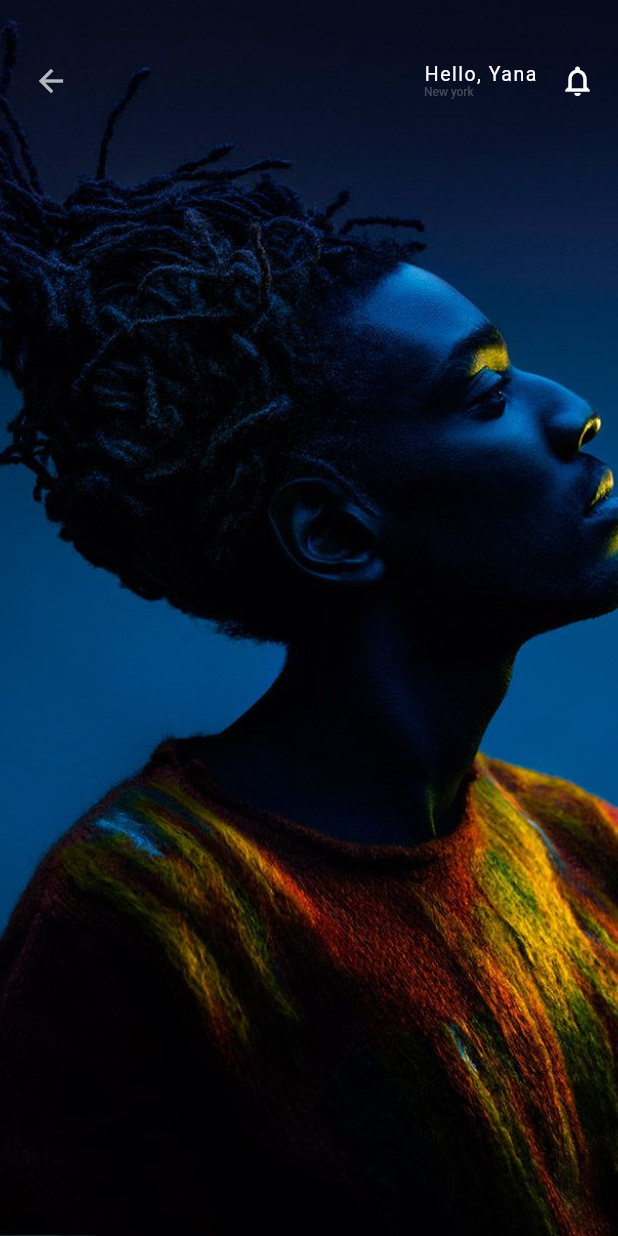
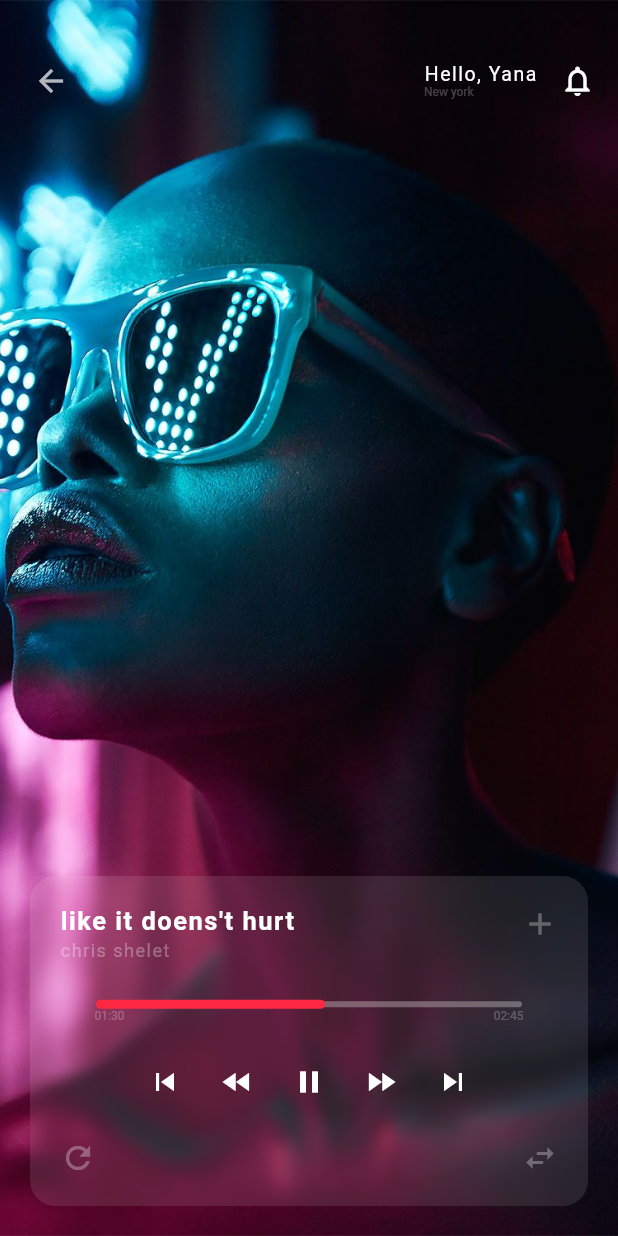
Before and after one commit to td-santos/Flutter_UI_Projects, a Flutter app: the Player screen opened directly, on a phone screen of 412 x 824 dp. Run offline on Flutter 3.47's test engine with Material 2 defaults, Android fonts, the phone set to English and light mode, and no system bars.

Commit message:
commit player ui
- adicionado o player de musica na tela Player

```diff
--- a/music_app/lib/screens/Player.dart
+++ b/music_app/lib/screens/Player.dart
@@ -1,3 +1,5 @@
+import 'dart:ui';
+
 import 'package:flutter/material.dart';
 
 class Player extends StatefulWidget {
@@ -6,31 +8,163 @@ class Player extends StatefulWidget {
 }
 
 class _PlayerState extends State<Player> {
+  double valueSlide = 130;
+
   @override
   Widget build(BuildContext context) {
-
     double height = MediaQuery.of(context).size.height;
     double width = MediaQuery.of(context).size.width;
     return Scaffold(
       body: Stack(
         children: <Widget>[
           Container(
-            height: height,
-            width: width,
-            child: Image.asset("assets/capa_6.jpg",fit: BoxFit.cover,)
-          ),
-          Positioned(
-            top: 30,
-            left: 0,
-            right: 0,
-            child: _appBar()
-          ),
-
+              height: height,
+              width: width,
+              child: Image.asset(
+                "assets/capa_5.jpg",
+                fit: BoxFit.cover,
+              )),
+          Positioned(top: 30, left: 0, right: 0, child: _appBar()),
+          Positioned(bottom: 20, left: 0, right: 0, child: _player())
         ],
       ),
     );
   }
-  Widget _appBar(){
+
+  Widget _player() {
+    return Padding(
+      padding: EdgeInsets.only(left: 20, right: 20),
+      child: ClipRect(
+        child: BackdropFilter(
+          filter: ImageFilter.blur(sigmaX: 4, sigmaY: 4),
+          child: Container(
+            height: 220,
+            decoration: BoxDecoration(
+                color: Colors.white10, borderRadius: BorderRadius.circular(17)),
+            padding: EdgeInsets.only(left: 20,right: 20,top: 20,bottom: 20),
+            child: Column(
+              children: <Widget>[
+                Row(
+                  crossAxisAlignment: CrossAxisAlignment.start,
+                  mainAxisAlignment: MainAxisAlignment.spaceBetween,
+                  children: <Widget>[
+                    Column(
+                      crossAxisAlignment: CrossAxisAlignment.start,
+                      children: <Widget>[
+                        Text(
+                          "like it doens't hurt",
+                          style: TextStyle(
+                              color: Colors.white,
+                              fontSize: 17,
+                              fontWeight: FontWeight.bold,
+                              letterSpacing: 1),
+                        ),
+                        SizedBox(
+                          height: 3,
+                        ),
+                        Text(
+                          "chris shelet",
+                          style: TextStyle(
+                              color: Colors.white30,
+                              letterSpacing: 1,
+                              fontSize: 12),
+                        ),
+                      ],
+                    ),
+                    Icon(
+                      Icons.add,
+                      color: Colors.white30,
+                    )
+                  ],
+                ),
+                SizedBox(
+                  height: 25,
+                ),
+
+                Flexible(
+                  child: Container(
+                    width: MediaQuery.of(context).size.width,
+                    //color: Colors.blue,
+                    height: 10,
+                    child: SliderTheme(
+                      data: SliderTheme.of(context).copyWith(
+                          thumbShape:
+                              RoundSliderThumbShape(enabledThumbRadius: 0.0)),
+                      child: Slider(
+                          activeColor: Color(0xffFF2842),
+                          inactiveColor: Colors.white30,
+                          min: 0,
+                          max: 245,
+                          value: valueSlide,
+                          onChanged: (value) {
+                            setState(() {
+                              valueSlide = value;
+                            });
+                          }),
+                    ),
+                  ),
+                ),
+                Padding(
+                  padding: EdgeInsets.only(left: 23, right: 23),
+                  child: Row(
+                    mainAxisAlignment: MainAxisAlignment.spaceBetween,
+                    children: <Widget>[
+                      Text(
+                        "01:30",
+                        style: TextStyle(color: Colors.white24, fontSize: 8),
+                      ),
+                      Text(
+                        "02:45",
+                        style: TextStyle(color: Colors.white24, fontSize: 8),
+                      ),
+                    ],
+                  ),
+                ),
+                SizedBox(height: 15,),
+                Row(
+                  mainAxisAlignment: MainAxisAlignment.center,
+                  children: <Widget>[
+                    IconButton(
+                      icon: Icon(Icons.skip_previous, color: Colors.white,),
+                      onPressed: (){}
+                    ),
+                    IconButton(
+                      icon: Icon(Icons.fast_rewind, color: Colors.white,),
+                      onPressed: (){}
+                    ),
+                    IconButton(
+                      icon: Icon(Icons.pause, color: Colors.white,),
+                      onPressed: (){}
+                    ),
+                    IconButton(
+                      icon: Icon(Icons.fast_forward, color: Colors.white,),
+                      onPressed: (){}
+                    ),
+                    IconButton(
+                      icon: Icon(Icons.skip_next, color: Colors.white,),
+                      onPressed: (){}
+                    ),
+                  ],
+                ),
+                SizedBox(height: 15,),
+                Row(
+                  mainAxisAlignment: MainAxisAlignment.spaceBetween,
+                  children: <Widget>[
+                    Icon(Icons.refresh, color: Colors.white30,),
+
+                    Icon(Icons.swap_horiz, color: Colors.white30,),
+
+                  ],
+                )
+              ],
+            ),
+          ),
+        ),
+      ),
+    );
+  }
+
+  Widget _appBar() {
     return Container(
       padding: EdgeInsets.only(left: 10, right: 10, top: 0),
       child: Row(
@@ -38,7 +172,7 @@ class _PlayerState extends State<Player> {
         children: <Widget>[
           IconButton(
             onPressed: () => Navigator.pop(context),
-            icon:Icon(
+            icon: Icon(
               Icons.arrow_back,
               color: Colors.white70,
             ),
```
